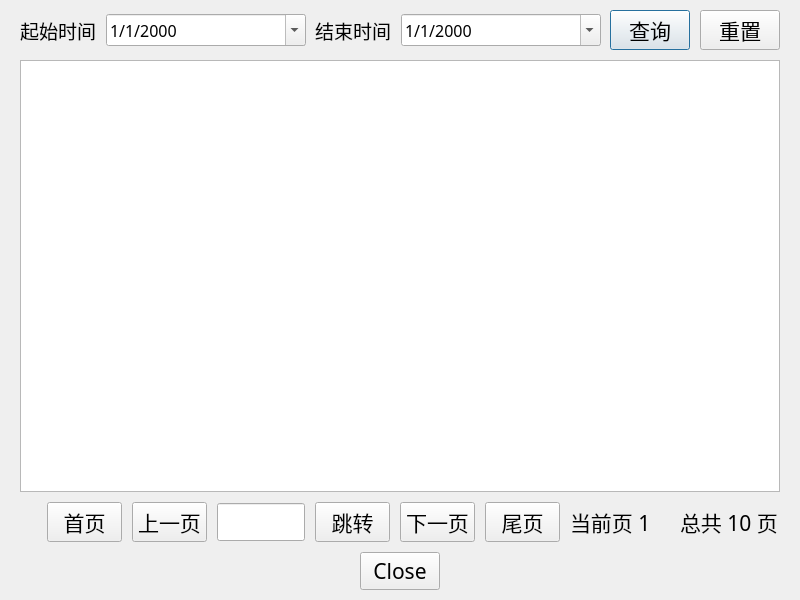
Above: readpress/untitled/datadialog.ui from NewJerseyBB62/qt before the change. Below: the same form after it.
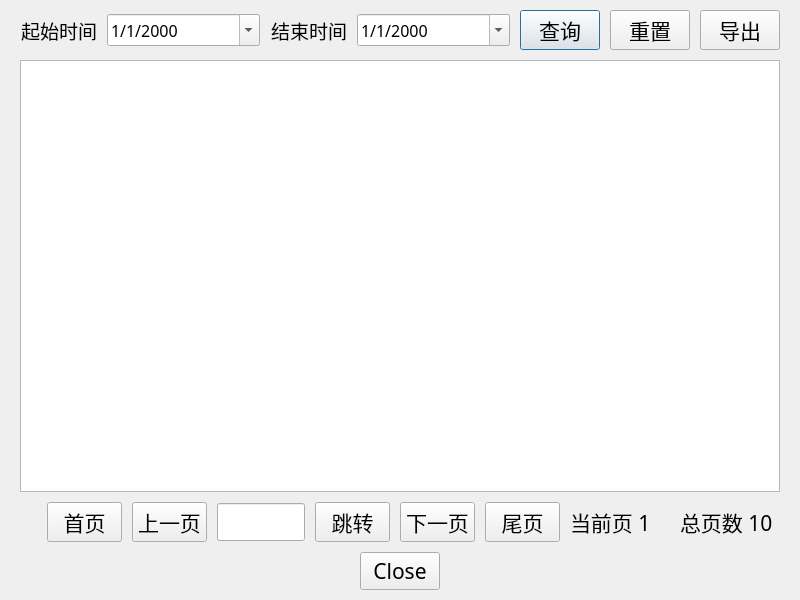
That is the form after the change.

Commit message: 新增线程池处理数据导出功能

Patch:
```diff
--- a/readpress/untitled/datadialog.ui
+++ b/readpress/untitled/datadialog.ui
@@ -36,7 +36,7 @@
     <number>10</number>
    </property>
    <item>
-    <layout class="QHBoxLayout" name="horizontalLayout" stretch="1,2,1,2,1,1">
+    <layout class="QHBoxLayout" name="horizontalLayout" stretch="1,2,1,2,1,1,0">
      <property name="spacing">
       <number>10</number>
      </property>
@@ -72,7 +72,7 @@
       <widget class="QDateTimeEdit" name="startTE">
        <property name="minimumSize">
         <size>
-         <width>200</width>
+         <width>150</width>
          <height>30</height>
         </size>
        </property>
@@ -119,7 +119,7 @@
       <widget class="QDateTimeEdit" name="stopTE">
        <property name="minimumSize">
         <size>
-         <width>200</width>
+         <width>150</width>
          <height>30</height>
         </size>
        </property>
@@ -175,6 +175,25 @@
        </property>
       </widget>
      </item>
+     <item>
+      <widget class="QPushButton" name="exportBtn">
+       <property name="minimumSize">
+        <size>
+         <width>75</width>
+         <height>30</height>
+        </size>
+       </property>
+       <property name="font">
+        <font>
+         <family>微软雅黑</family>
+         <pointsize>16</pointsize>
+        </font>
+       </property>
+       <property name="text">
+        <string>导出</string>
+       </property>
+      </widget>
+     </item>
     </layout>
    </item>
    <item>
@@ -359,7 +378,7 @@
         </font>
        </property>
        <property name="text">
-        <string>总共 10 页</string>
+        <string>总页数 10</string>
        </property>
       </widget>
      </item>
```
Left out of the diff: 2 changed lines with no effect on the pictures. The commit also changes 10 other files.
